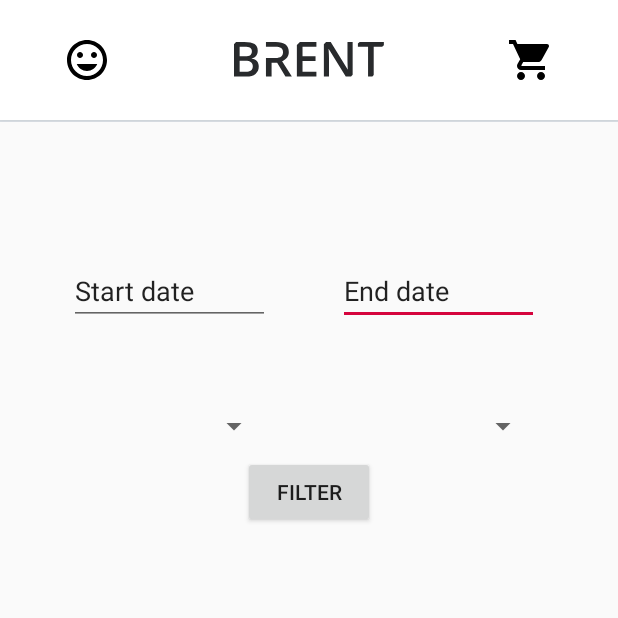
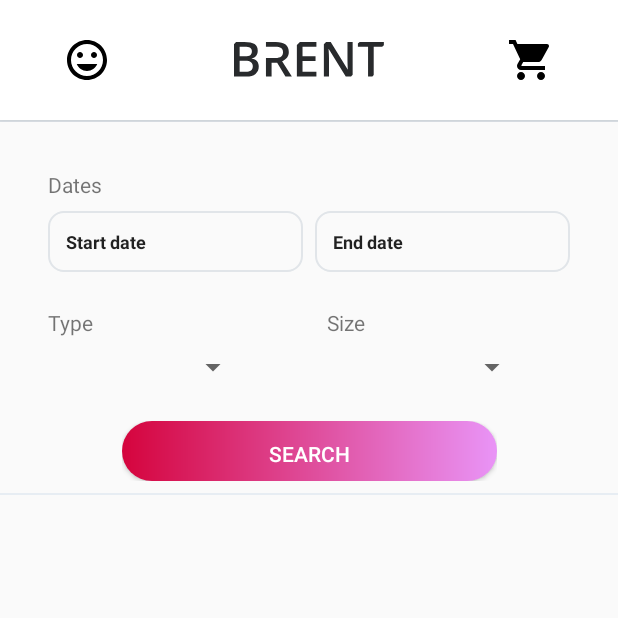
Before and after one commit to auddiolafs/brent-android, an Android app: the BikesActivity screen opened directly, with no data from a screen before it, on a phone screen of 412 x 824 dp, the top half of it. Run offline under Robolectric (Android 15) with nearby library versions, the phone set to English and light mode, and no system bars; our stand-ins replace Firebase (no records; nobody signed in at launch, a user with empty details on screens opened directly).

Commit message:
UI BikesActivity

```diff
--- /dev/null
+++ b/app/src/main/res/drawable/bikes_btn_date.xml
@@ -0,0 +1,17 @@
+<?xml version="1.0" encoding="utf-8"?>
+<shape xmlns:android="http://schemas.android.com/apk/res/android">
+
+
+
+    <solid android:color="#fafafa" />
+    <corners android:radius="10dp" />
+    <padding
+        android:left="12dp"
+        android:right="12dp"
+        android:top="12dp"
+        android:bottom="12dp" />
+    <size android:height="30dp"
+        android:width="170dp" />
+    <stroke android:color="#E1E5E9" android:width="1dip" />
+
+</shape>
--- a/app/src/main/res/layout/activity_bikes.xml
+++ b/app/src/main/res/layout/activity_bikes.xml
@@ -11,7 +11,7 @@
         android:layout_width="wrap_content"
         android:layout_height="wrap_content"
         android:layout_marginStart="8dp"
-        android:layout_marginTop="8dp"
+        android:layout_marginTop="24dp"
         android:layout_marginEnd="8dp"
         app:layout_constraintEnd_toEndOf="parent"
         app:layout_constraintStart_toStartOf="parent"
@@ -20,8 +20,10 @@
         <Button
             android:id="@+id/bikeButton"
             android:layout_width="wrap_content"
-            android:layout_height="wrap_content"
-            android:text="@string/filter" />
+            android:layout_height="40dp"
+            android:background="@drawable/reg_btn_style"
+            android:text="@string/search"
+            android:textColor="@android:color/white" />
     </FrameLayout>
 
     <FrameLayout
@@ -42,68 +44,51 @@
         android:id="@+id/fLayoutEndDate"
         android:layout_width="wrap_content"
         android:layout_height="wrap_content"
-        android:layout_marginStart="8dp"
-        android:layout_marginLeft="8dp"
         android:layout_marginTop="8dp"
-        android:layout_marginEnd="8dp"
-        android:layout_marginRight="8dp"
-        android:layout_marginBottom="8dp"
-        app:layout_constraintBottom_toBottomOf="parent"
+        android:layout_marginEnd="32dp"
         app:layout_constraintEnd_toEndOf="parent"
-        app:layout_constraintHorizontal_bias="0.83"
-        app:layout_constraintStart_toStartOf="parent"
-        app:layout_constraintTop_toBottomOf="@+id/frameLayout2"
-        app:layout_constraintVertical_bias="0.120000005">
+        app:layout_constraintTop_toBottomOf="@+id/textView3">
 
         <EditText
             android:id="@+id/endDateText"
-            android:layout_width="134dp"
+            android:layout_width="170dp"
             android:layout_height="wrap_content"
+            android:background="@drawable/bikes_btn_date"
             android:ems="10"
             android:inputType="textPersonName"
-            android:text="End date" />
+            android:text="End date"
+            android:textSize="12sp"
+            android:textStyle="bold" />
     </FrameLayout>
 
     <FrameLayout
         android:id="@+id/fLayoutStartDate"
         android:layout_width="wrap_content"
         android:layout_height="wrap_content"
+        android:layout_marginStart="32dp"
         android:layout_marginTop="8dp"
-        android:layout_marginEnd="8dp"
-        android:layout_marginRight="8dp"
-        android:layout_marginBottom="8dp"
-        app:layout_constraintBottom_toBottomOf="parent"
-        app:layout_constraintEnd_toEndOf="parent"
-        app:layout_constraintHorizontal_bias="0.17"
         app:layout_constraintStart_toStartOf="parent"
-        app:layout_constraintTop_toBottomOf="@+id/frameLayout2"
-        app:layout_constraintVertical_bias="0.120000005">
+        app:layout_constraintTop_toBottomOf="@+id/textView3">
 
         <EditText
             android:id="@+id/startDateText"
-            android:layout_width="134dp"
+            android:layout_width="170dp"
             android:layout_height="wrap_content"
+            android:background="@drawable/bikes_btn_date"
             android:ems="10"
             android:inputType="textPersonName"
-            android:text="Start date" />
+            android:text="Start date"
+            android:textSize="12sp"
+            android:textStyle="bold" />
     </FrameLayout>
 
     <FrameLayout
         android:id="@+id/fLayoutSizes"
         android:layout_width="134dp"
         android:layout_height="wrap_content"
-        android:layout_marginStart="8dp"
-        android:layout_marginLeft="8dp"
         android:layout_marginTop="8dp"
-        android:layout_marginEnd="8dp"
-        android:layout_marginRight="8dp"
-        android:layout_marginBottom="8dp"
-        app:layout_constraintBottom_toBottomOf="parent"
-        app:layout_constraintEnd_toEndOf="parent"
-        app:layout_constraintHorizontal_bias="0.83"
-        app:layout_constraintStart_toStartOf="parent"
-        app:layout_constraintTop_toBottomOf="@+id/frameLayout2"
-        app:layout_constraintVertical_bias="0.26">
+        app:layout_constraintStart_toStartOf="@+id/textView6"
+        app:layout_constraintTop_toBottomOf="@+id/textView6">
 
         <Spinner
             android:id="@+id/sizes"
@@ -115,16 +100,10 @@
         android:id="@+id/fLayoutTypes"
         android:layout_width="134dp"
         android:layout_height="wrap_content"
+        android:layout_marginStart="32dp"
         android:layout_marginTop="8dp"
-        android:layout_marginEnd="8dp"
-        android:layout_marginRight="8dp"
-        android:layout_marginBottom="8dp"
-        app:layout_constraintBottom_toBottomOf="parent"
-        app:layout_constraintEnd_toEndOf="parent"
-        app:layout_constraintHorizontal_bias="0.17"
         app:layout_constraintStart_toStartOf="parent"
-        app:layout_constraintTop_toBottomOf="@+id/frameLayout2"
-        app:layout_constraintVertical_bias="0.26">
+        app:layout_constraintTop_toBottomOf="@+id/textView5">
 
 
         <Spinner
@@ -138,15 +117,57 @@
     <FrameLayout
         android:id="@+id/bikeListContainer"
         android:layout_width="395dp"
-        android:layout_height="358dp"
+        android:layout_height="380dp"
         android:layout_marginStart="8dp"
+        android:layout_marginTop="8dp"
         android:layout_marginEnd="8dp"
-        android:layout_marginBottom="8dp"
-        app:layout_constraintBottom_toBottomOf="parent"
         app:layout_constraintEnd_toEndOf="parent"
-        app:layout_constraintStart_toStartOf="parent">
+        app:layout_constraintStart_toStartOf="parent"
+        app:layout_constraintTop_toBottomOf="@+id/imageView">
 
     </FrameLayout>
 
+    <TextView
+        android:id="@+id/textView3"
+        android:layout_width="wrap_content"
+        android:layout_height="wrap_content"
+        android:layout_marginStart="32dp"
+        android:layout_marginTop="32dp"
+        android:text="Dates"
+        app:layout_constraintStart_toStartOf="parent"
+        app:layout_constraintTop_toBottomOf="@+id/frameLayout2" />
+
+    <TextView
+        android:id="@+id/textView5"
+        android:layout_width="wrap_content"
+        android:layout_height="wrap_content"
+        android:layout_marginStart="32dp"
+        android:layout_marginTop="24dp"
+        android:text="Type"
+        app:layout_constraintStart_toStartOf="parent"
+        app:layout_constraintTop_toBottomOf="@+id/fLayoutStartDate" />
+
+    <TextView
+        android:id="@+id/textView6"
+        android:layout_width="wrap_content"
+        android:layout_height="wrap_content"
+        android:layout_marginStart="8dp"
+        android:layout_marginTop="24dp"
+        android:text="Size"
+        app:layout_constraintStart_toStartOf="@+id/fLayoutEndDate"
+        app:layout_constraintTop_toBottomOf="@+id/fLayoutEndDate" />
+
+    <ImageView
+        android:id="@+id/imageView"
+        android:layout_width="wrap_content"
+        android:layout_height="wrap_content"
+        android:layout_marginStart="8dp"
+        android:layout_marginTop="8dp"
+        android:layout_marginEnd="8dp"
+        app:layout_constraintEnd_toEndOf="parent"
+        app:layout_constraintStart_toStartOf="parent"
+        app:layout_constraintTop_toBottomOf="@+id/frameLayout3"
+        app:srcCompat="@drawable/divider_large" />
+
 
 </android.support.constraint.ConstraintLayout>
--- a/app/src/main/res/values/strings.xml
+++ b/app/src/main/res/values/strings.xml
@@ -1,7 +1,6 @@
 <resources>
     <string name="app_name">example</string>
     <string name="settings">Settings</string>
-    <string name="search">Search</string>
     <string name="banner">Banner</string>
     <string name="email">Email</string>
     <string name="password">Password</string>
@@ -24,6 +23,7 @@
     <string name="profileText">Welcome to Profile page!</string>
     <string name="cartText">Welcome to Cart page!</string>
     <string name="filter">Filter</string>
+    <string name="search">Search</string>
     <string name="title_activity_navigation">Navigation</string>
     <string name="navigation_drawer_open">Open navigation drawer</string>
     <string name="navigation_drawer_close">Close navigation drawer</string>
```
Also changed, not shown: app/src/main/res/drawable/divider_large.png (added).
